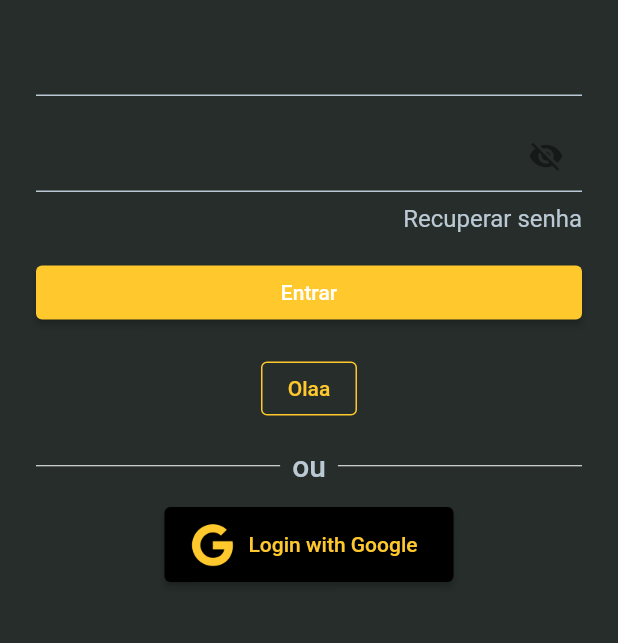
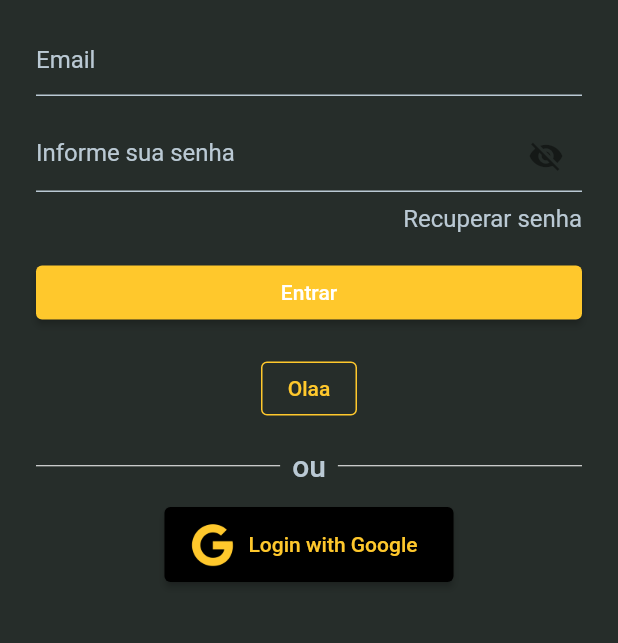
Before and after one commit to proz-tecnologia/t1App01, a Flutter app: the screen it shows after launch, on a phone screen of 412 x 824 dp, the part 279-922 px from its top. Run offline on Flutter 3.47's test engine with Material 2 defaults, Android fonts, the phone set to English and light mode, and no system bars; our stand-ins replace brasil_fields, shared_preferences.

Commit message:
introdução de states, state pra splash, login e home, todo app

```diff
--- a/lib/app.dart
+++ b/lib/app.dart
@@ -2,8 +2,10 @@ import 'package:first_app/design_system/my_color.dart';
 import 'package:first_app/design_system/text_theme.dart';
 import 'package:first_app/features/authentication/splash.dart';
 import 'package:first_app/features/home/home_page.dart';
-import 'package:first_app/features/authentication/login_page.dart';
+import 'package:first_app/features/login/login_page.dart';
 import 'package:flutter/material.dart';
+
+import 'features/create_todo/create_todo.dart';
 
 class MyApp extends StatelessWidget {
   const MyApp({Key? key}) : super(key: key);
@@ -16,8 +18,9 @@ class MyApp extends StatelessWidget {
       home: const SplashPage(),
       routes: {
         'splash': (context) => const SplashPage(),
-        'login': (context) => const LoginPage(),
+        'login': (context) => LoginPage(),
         'home': (context) => const HomePage(title: 'Cindi'),
+        'create-todo': (context) => CreateTodo(),
       },
       darkTheme: ThemeData(
         brightness: Brightness.light,
@@ -33,6 +36,7 @@ class MyApp extends StatelessWidget {
               color: Color(0xFFBAC9D4),
             ),
           ),
+          hintStyle: TextStyle(color: Color(0xFFBAC9D4)),
           focusedBorder: UnderlineInputBorder(
             borderSide: BorderSide(
               color: Color(0xFFBAC9D4),
--- a/lib/features/authentication/login_page.dart
+++ /dev/null
@@ -1,145 +0,0 @@
-import 'package:first_app/design_system/my_images.dart';
-import 'package:first_app/shared/widgets/logo.dart';
-import 'package:flutter/material.dart';
-
-class LoginPage extends StatelessWidget {
-  static const routeName = '/login';
-  const LoginPage({Key? key}) : super(key: key);
-
-  void onPressed() {
-    print('outrooo clicou');
-  }
-
-  void outro() {
-    print('kaioo legal');
-  }
-
-  @override
-  Widget build(BuildContext context) {
-    return Scaffold(
-      appBar: AppBar(),
-      body: Padding(
-        padding: const EdgeInsets.all(24.0),
-        child: Column(
-          mainAxisSize: MainAxisSize.min,
-          children: [
-            const SizedBox(height: kToolbarHeight),
-            Row(
-              mainAxisAlignment: MainAxisAlignment.center,
-              children: [
-                ///TODO: Ajeitar o espaçamento aqui
-                const Spacer(),
-                const LogoWidget(
-                  logoHeight: 50,
-                  innerHeight: 25,
-                ),
-                const SizedBox(width: 8),
-                Text('PROJETO RUNAS',
-                    textAlign: TextAlign.center,
-                    style: Theme.of(context).textTheme.headline5),
-                const Spacer(),
-              ],
-            ),
-            const SizedBox(height: 16),
-            const TextField(),
-            const SizedBox(height: 16),
-            TextField(
-              decoration: InputDecoration(
-                suffixIcon: IconButton(
-                  onPressed: () {},
-                  icon: const Icon(Icons.visibility_off),
-                ),
-              ),
-            ),
-            Row(
-              mainAxisAlignment: MainAxisAlignment.end,
-              children: [
-                Padding(
-                  padding: const EdgeInsets.only(top: 8.0),
-                  child: Text('Recuperar senha',
-                      style: Theme.of(context).textTheme.subtitle1),
-                ),
-              ],
-            ),
-            const SizedBox(height: 16),
-            SizedBox(
-              width: double.infinity,
-              child: ElevatedButton(
-                onPressed: () {
-                  Navigator.of(context).pushNamed('home');
-                },
-                child: const Text('Entrar'),
-              ),
-            ),
-            const SizedBox(height: 16),
-            OutlinedButton(
-              onPressed: () {},
-              child: const Text('Olaa'),
-            ),
-            const SizedBox(height: 16),
-            Row(
-              children: [
-                const Expanded(child: Divider(color: Colors.white)),
-                Padding(
-                  padding: const EdgeInsets.symmetric(horizontal: 8.0),
-                  child:
-                      Text('ou', style: Theme.of(context).textTheme.headline6),
-                ),
-                const Expanded(child: Divider(color: Colors.white)),
-              ],
-            ),
-            const SizedBox(height: 16),
-            SocialButton(
-              imagePath: google,
-              text: 'Login with Google',
-              onPressed: onPressed,
-            ),
-          ],
-        ),
-      ),
-    );
-  }
-}
-
-class SocialButton extends StatelessWidget {
-  final String text;
-  final String imagePath;
-  final VoidCallback onPressed;
-
-  const SocialButton({
-    Key? key,
-    required this.imagePath,
-    required this.text,
-    required this.onPressed,
-  }) : super(key: key);
-
-  @override
-  Widget build(BuildContext context) {
-    return ElevatedButton(
-      style: ElevatedButton.styleFrom(
-        primary: Colors.black,
-        fixedSize: const Size.fromHeight(50),
-      ),
-      onPressed: onPressed,
-      child: Row(
-        mainAxisSize: MainAxisSize.min,
-        children: [
-          Image.asset(
-            imagePath,
-            color: const Color(0xFFFFC82C),
-            height: 32,
-          ),
-          Padding(
-            padding: const EdgeInsets.symmetric(horizontal: 8.0),
-            child: Text(
-              text,
-              style: const TextStyle(
-                color: Color(0xFFFFC82C),
-              ),
-            ),
-          ),
-        ],
-      ),
-    );
-  }
-}
--- /dev/null
+++ b/lib/features/authentication/splash_states.dart
@@ -0,0 +1,5 @@
+abstract class SplashState {}
+
+class SplashStateAuthenticated extends SplashState {}
+
+class SplashStateUnauthenticated extends SplashState {}
--- /dev/null
+++ b/lib/features/login/login_controller.dart
@@ -0,0 +1,16 @@
+import 'package:first_app/shared/application_keys/shared_preferences_keys.dart';
+import 'package:shared_preferences/shared_preferences.dart';
+
+import 'login_states.dart';
+
+class LoginController {
+  Future<LoginState> login(String email, String password) async {
+    final prefs = await SharedPreferences.getInstance();
+
+    if (email == 'jessica@teste.com' && password == '12345678') {
+      prefs.setBool(SharedPreferencesKeys.userLogged, true);
+      return LoginStateSuccess();
+    }
+    return LoginStateError('senha invalida');
+  }
+}
--- /dev/null
+++ b/lib/features/login/login_page.dart
@@ -0,0 +1,189 @@
+import 'package:first_app/design_system/my_images.dart';
+import 'package:first_app/features/login/login_controller.dart';
+import 'package:first_app/features/login/login_states.dart';
+import 'package:first_app/shared/widgets/logo.dart';
+import 'package:flutter/material.dart';
+
+class LoginPage extends StatelessWidget {
+  static const routeName = '/login';
+  LoginPage({Key? key}) : super(key: key);
+  final controller = LoginController();
+  final _formKey = GlobalKey<FormState>();
+  final emailController = TextEditingController();
+  final passwordController = TextEditingController();
+
+  void onPressed() {
+    print('outrooo clicou');
+  }
+
+  void outro() {
+    print('kaioo legal');
+  }
+
+  @override
+  Widget build(BuildContext context) {
+    return Scaffold(
+      appBar: AppBar(),
+      body: Padding(
+        padding: const EdgeInsets.all(24.0),
+        child: Form(
+          key: _formKey,
+          child: Column(
+            mainAxisSize: MainAxisSize.min,
+            children: [
+              const SizedBox(height: kToolbarHeight),
+              Row(
+                mainAxisAlignment: MainAxisAlignment.center,
+                children: [
+                  ///TODO: Ajeitar o espaçamento aqui
+                  const Spacer(),
+                  const LogoWidget(
+                    logoHeight: 50,
+                    innerHeight: 25,
+                  ),
+                  const SizedBox(width: 8),
+                  Text('PROJETO RUNAS',
+                      textAlign: TextAlign.center,
+                      style: Theme.of(context).textTheme.headline5),
+                  const Spacer(),
+                ],
+              ),
+              const SizedBox(height: 16),
+              TextFormField(
+                validator: (value) {
+                  if (value?.isEmpty ?? true) {
+                    return 'Email obrigatório';
+                  }
+                  return null;
+                },
+                controller: emailController,
+                decoration: const InputDecoration(
+                  hintText: 'Email',
+                ),
+              ),
+              const SizedBox(height: 16),
+              TextFormField(
+                controller: passwordController,
+                decoration: InputDecoration(
+                  hintText: 'Informe sua senha',
+                  suffixIcon: IconButton(
+                    onPressed: () {},
+                    icon: const Icon(Icons.visibility_off),
+                  ),
+                ),
+              ),
+              Row(
+                mainAxisAlignment: MainAxisAlignment.end,
+                children: [
+                  Padding(
+                    padding: const EdgeInsets.only(top: 8.0),
+                    child: Text('Recuperar senha',
+                        style: Theme.of(context).textTheme.subtitle1),
+                  ),
+                ],
+              ),
+              const SizedBox(height: 16),
+              SizedBox(
+                width: double.infinity,
+                child: ElevatedButton(
+                  onPressed: () async {
+                    final navigator = Navigator.of(context);
+                    if (_formKey.currentState?.validate() ?? false) {
+                      final result = await controller.login(
+                        emailController.text,
+                        passwordController.text,
+                      );
+                      if (result is LoginStateError) {
+                        showDialog(
+                          context: context,
+                          builder: (context) {
+                            return AlertDialog(
+                              title: const Text('Ops, algo deu errado'),
+                              content: Center(
+                                child: Text(result.error),
+                              ),
+                            );
+                          },
+                        );
+                      }
+                      if (result is LoginStateSuccess) {
+                        navigator.pushReplacementNamed('home');
+                      }
+                    }
+                  },
+                  child: const Text('Entrar'),
+                ),
+              ),
+              const SizedBox(height: 16),
+              OutlinedButton(
+                onPressed: () {},
+                child: const Text('Olaa'),
+              ),
+              const SizedBox(height: 16),
+              Row(
+                children: [
+                  const Expanded(child: Divider(color: Colors.white)),
+                  Padding(
+                    padding: const EdgeInsets.symmetric(horizontal: 8.0),
+                    child: Text('ou',
+                        style: Theme.of(context).textTheme.headline6),
+                  ),
+                  const Expanded(child: Divider(color: Colors.white)),
+                ],
+              ),
+              const SizedBox(height: 16),
+              SocialButton(
+                imagePath: google,
+                text: 'Login with Google',
+                onPressed: onPressed,
+              ),
+            ],
+          ),
+        ),
+      ),
+    );
+  }
+}
+
+class SocialButton extends StatelessWidget {
+  final String text;
+  final String imagePath;
+  final VoidCallback onPressed;
+
+  const SocialButton({
+    Key? key,
+    required this.imagePath,
+    required this.text,
+    required this.onPressed,
+  }) : super(key: key);
+
+  @override
+  Widget build(BuildContext context) {
+    return ElevatedButton(
+      style: ElevatedButton.styleFrom(
+        primary: Colors.black,
+        fixedSize: const Size.fromHeight(50),
+      ),
+      onPressed: onPressed,
+      child: Row(
+        mainAxisSize: MainAxisSize.min,
+        children: [
+          Image.asset(
+            imagePath,
+            color: const Color(0xFFFFC82C),
+            height: 32,
+          ),
+          Padding(
+            padding: const EdgeInsets.symmetric(horizontal: 8.0),
+            child: Text(
+              text,
+              style: const TextStyle(
+                color: Color(0xFFFFC82C),
+              ),
+            ),
+          ),
+        ],
+      ),
+    );
+  }
+}
--- /dev/null
+++ b/lib/features/login/login_states.dart
@@ -0,0 +1,13 @@
+abstract class LoginState {}
+
+class LoginStateEmpty extends LoginState {}
+
+class LoginStateLoading extends LoginState {}
+
+class LoginStateSuccess extends LoginState {}
+
+class LoginStateError extends LoginState {
+  final String error;
+
+  LoginStateError(this.error);
+}
--- /dev/null
+++ b/lib/shared/application_keys/shared_preferences_keys.dart
@@ -0,0 +1,3 @@
+class SharedPreferencesKeys {
+  static const String userLogged = 'userLogged';
+}
--- a/pubspec.yaml
+++ b/pubspec.yaml
@@ -29,6 +29,7 @@ environment:
 dependencies:
   flutter:
     sdk: flutter
+  shared_preferences: ^2.0.15
 
 
   # The following adds the Cupertino Icons font to your application.
```
Also changed, not shown: lib/features/authentication/splash.dart (+12 -14 lines), lib/features/authentication/splash_controller.dart (added, +17 -0 lines), lib/features/create_todo/create_todo.dart (added, +49 -0 lines), lib/features/home/home_controller.dart (added, +23 -0 lines), lib/features/home/home_page.dart (+25 -7 lines), lib/features/home/home_states.dart (added, +7 -0 lines), lib/model/todo_model.dart (added, +43 -0 lines), lib/features/authentication/login.dart (deleted), pubspec.lock, 10 other files.
